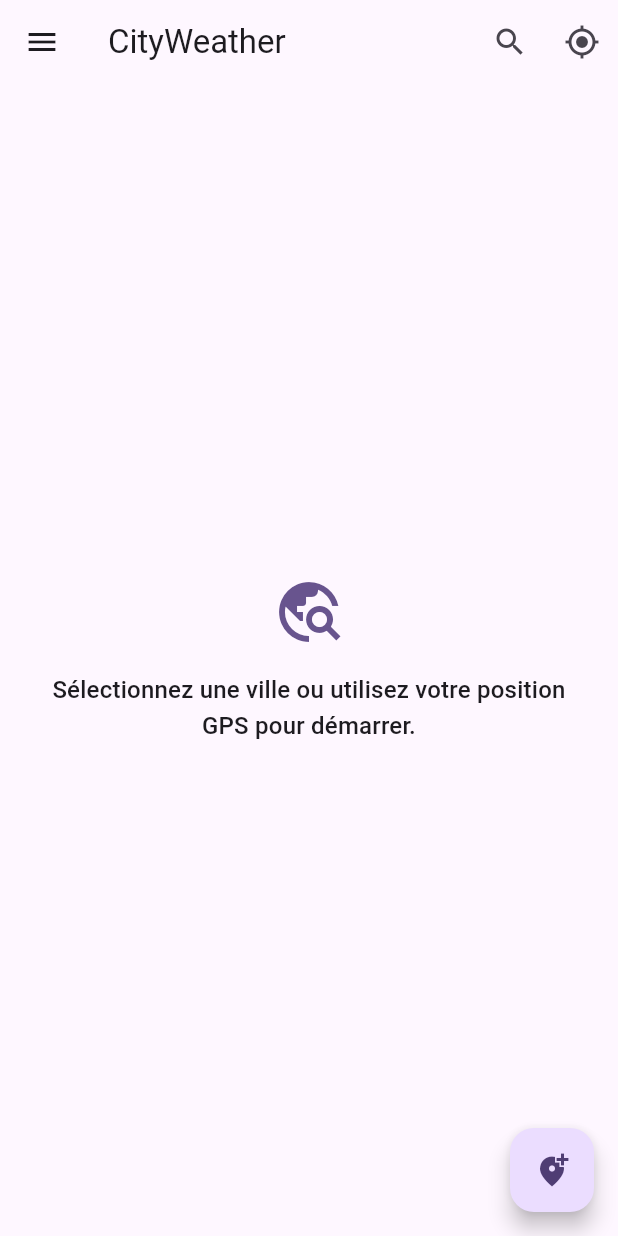
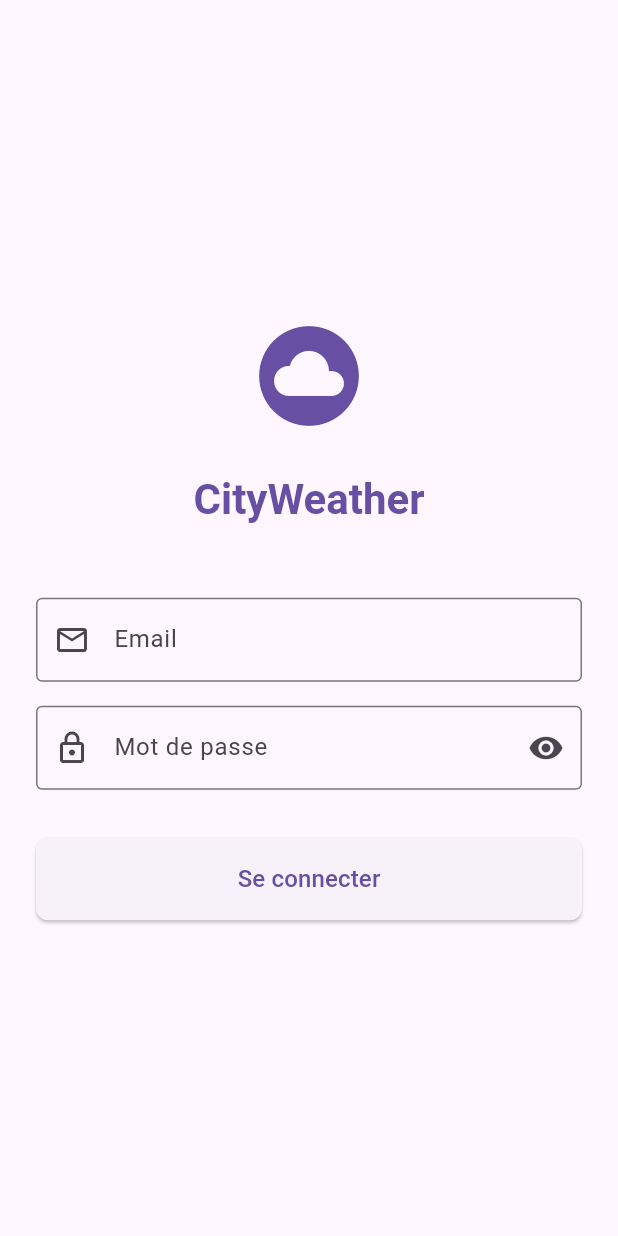
Before and after one commit to BlvckHL/flutter_cityweather_front, a Flutter app: the screen it shows after launch, on a phone screen of 412 x 824 dp. Run offline on Flutter 3.47's test engine with Material 3 defaults, Android fonts, the light colour scheme and no system bars; our stand-ins replace geolocator, sentry_flutter, shared_preferences.

Commit message:
Add LoginView and set as app entry point
Introduces a new LoginView screen with email and password form validation, loading state, and navigation to HomeView upon successful login. Updates main.dart to use LoginView as the initial route and adjusts app title and theme.

```diff
--- a/lib/main.dart
+++ b/lib/main.dart
@@ -1,5 +1,5 @@
 import 'package:flutter/material.dart';
-import 'package:flutter_cityweather_front/views/HomeView.dart';
+import 'package:flutter_cityweather_front/views/LoginView.dart';
 
 void main() {
   runApp(const MyApp());
@@ -13,26 +13,11 @@ class MyApp extends StatelessWidget {
   Widget build(BuildContext context) {
     return MaterialApp(
       debugShowCheckedModeBanner: false,
-      title: 'Flutter Demo',
+      title: 'CityWeather',
       theme: ThemeData(
-        // This is the theme of your application.
-        //
-        // TRY THIS: Try running your application with "flutter run". You'll see
-        // the application has a purple toolbar. Then, without quitting the app,
-        // try changing the seedColor in the colorScheme below to Colors.green
-        // and then invoke "hot reload" (save your changes or press the "hot
-        // reload" button in a Flutter-supported IDE, or press "r" if you used
-        // the command line to start the app).
-        //
-        // Notice that the counter didn't reset back to zero; the application
-        // state is not lost during the reload. To reset the state, use hot
-        // restart instead.
-        //
-        // This works for code too, not just values: Most code changes can be
-        // tested with just a hot reload.
-        colorScheme: ColorScheme.fromSeed(seedColor: Colors.deepPurple),
+        primarySwatch: Colors.blue,
       ),
-      home: HomeView(),
+      home: const LoginView(),
     );
   }
 }
--- /dev/null
+++ b/lib/views/LoginView.dart
@@ -0,0 +1,149 @@
+import 'package:flutter/material.dart';
+import 'package:flutter_cityweather_front/views/HomeView.dart';
+
+class LoginView extends StatefulWidget {
+  const LoginView({super.key});
+
+  @override
+  State<LoginView> createState() => _LoginViewState();
+}
+
+class _LoginViewState extends State<LoginView> {
+  final _formKey = GlobalKey<FormState>();
+  final _emailController = TextEditingController();
+  final _passwordController = TextEditingController();
+  bool _isLoading = false;
+  bool _obscurePassword = true;
+
+  @override
+  void dispose() {
+    _emailController.dispose();
+    _passwordController.dispose();
+    super.dispose();
+  }
+
+  Future<void> _login() async {
+    if (!_formKey.currentState!.validate()) return;
+
+    setState(() {
+      _isLoading = true;
+    });
+
+    // Simulation d'une connexion
+    await Future.delayed(const Duration(seconds: 1));
+
+    if (!mounted) return;
+
+    // Redirection vers HomeView
+    Navigator.of(context).pushReplacement(
+      MaterialPageRoute(builder: (context) => const HomeView()),
+    );
+
+    setState(() {
+      _isLoading = false;
+    });
+  }
+
+  @override
+  Widget build(BuildContext context) {
+    return Scaffold(
+      body: SafeArea(
+        child: Padding(
+          padding: const EdgeInsets.all(24.0),
+          child: Form(
+            key: _formKey,
+            child: Column(
+              mainAxisAlignment: MainAxisAlignment.center,
+              crossAxisAlignment: CrossAxisAlignment.stretch,
+              children: [
+                // Logo/Titre
+                Icon(
+                  Icons.cloud_circle,
+                  size: 80,
+                  color: Theme.of(context).primaryColor,
+                ),
+                const SizedBox(height: 24),
+                Text(
+                  'CityWeather',
+                  style: Theme.of(context).textTheme.headlineMedium?.copyWith(
+                    color: Theme.of(context).primaryColor,
+                    fontWeight: FontWeight.bold,
+                  ),
+                  textAlign: TextAlign.center,
+                ),
+                const SizedBox(height: 48),
+
+                // Champ Email
+                TextFormField(
+                  controller: _emailController,
+                  keyboardType: TextInputType.emailAddress,
+                  decoration: const InputDecoration(
+                    labelText: 'Email',
+                    prefixIcon: Icon(Icons.email_outlined),
+                    border: OutlineInputBorder(),
+                  ),
+                  validator: (value) {
+                    if (value == null || value.isEmpty) {
+                      return 'Veuillez saisir votre email';
+                    }
+                    if (!RegExp(r'^[\w-\.]+@([\w-]+\.)+[\w-]{2,4}$').hasMatch(value)) {
+                      return 'Veuillez saisir un email valide';
+                    }
+                    return null;
+                  },
+                ),
+                const SizedBox(height: 16),
+
+                // Champ Mot de passe
+                TextFormField(
+                  controller: _passwordController,
+                  obscureText: _obscurePassword,
+                  decoration: InputDecoration(
+                    labelText: 'Mot de passe',
+                    prefixIcon: const Icon(Icons.lock_outlined),
+                    suffixIcon: IconButton(
+                      icon: Icon(_obscurePassword ? Icons.visibility : Icons.visibility_off),
+                      onPressed: () => setState(() => _obscurePassword = !_obscurePassword),
+                    ),
+                    border: const OutlineInputBorder(),
+                  ),
+                  validator: (value) {
+                    if (value == null || value.isEmpty) {
+                      return 'Veuillez saisir votre mot de passe';
+                    }
+                    if (value.length < 6) {
+                      return 'Le mot de passe doit contenir au moins 6 caractères';
+                    }
+                    return null;
+                  },
+                ),
+                const SizedBox(height: 32),
+
+                // Bouton de connexion
+                ElevatedButton(
+                  onPressed: _isLoading ? null : _login,
+                  style: ElevatedButton.styleFrom(
+                    padding: const EdgeInsets.symmetric(vertical: 16),
+                    shape: RoundedRectangleBorder(
+                      borderRadius: BorderRadius.circular(8),
+                    ),
+                  ),
+                  child: _isLoading
+                      ? const SizedBox(
+                          height: 20,
+                          width: 20,
+                          child: CircularProgressIndicator(strokeWidth: 2),
+                        )
+                      : const Text(
+                          'Se connecter',
+                          style: TextStyle(fontSize: 16),
+                        ),
+                ),
+              ],
+            ),
+          ),
+        ),
+      ),
+    );
+  }
+}
```
